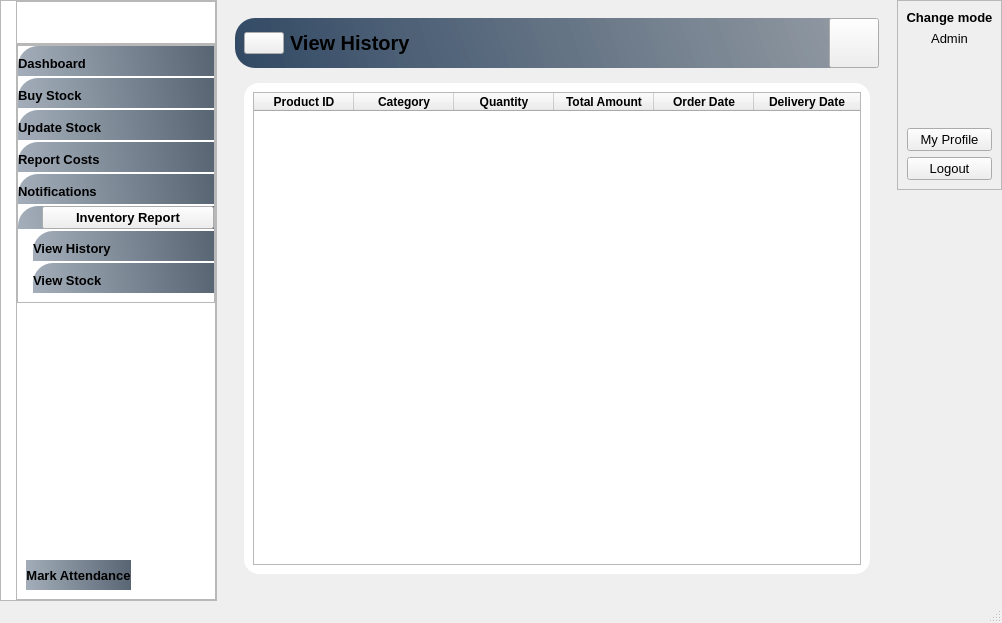
Old version of the form Inventory_Supervisor.ui in the repository mukarramdaniel/Distribution-System_Python.
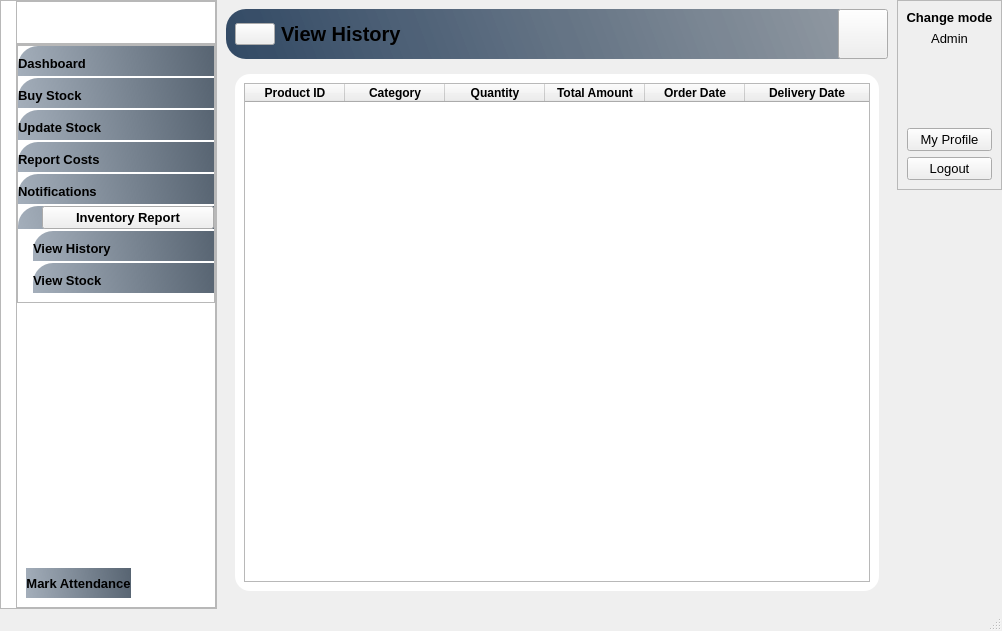
New version of the form. The open tabs and pages were chosen to show the change. Icons and pictures are not drawn.

```diff
--- a/Inventory_Supervisor.ui
+++ b/Inventory_Supervisor.ui
@@ -7,7 +7,7 @@
     <x>0</x>
     <y>0</y>
     <width>1002</width>
-    <height>623</height>
+    <height>631</height>
    </rect>
   </property>
   <property name="windowTitle">
@@ -2978,12 +2978,28 @@
 #widget_18{
 background-color:#fff;
  border-radius: 15px;
+}
+#accountBtn_12:hover{
+border-radius: 20px;
+background-color:#ececec;
 }</string>
        </property>
        <layout class="QVBoxLayout" name="verticalLayout_12">
         <item>
          <widget class="QWidget" name="widget_16" native="true">
           <layout class="QVBoxLayout" name="verticalLayout_13">
+           <property name="leftMargin">
+            <number>0</number>
+           </property>
+           <property name="topMargin">
+            <number>0</number>
+           </property>
+           <property name="rightMargin">
+            <number>0</number>
+           </property>
+           <property name="bottomMargin">
+            <number>0</number>
+           </property>
            <item alignment="Qt::AlignTop">
             <widget class="QWidget" name="HeaderFrame_11" native="true">
              <property name="autoFillBackground">
```
Left out of the diff: 23 changed lines with no effect on the pictures.
